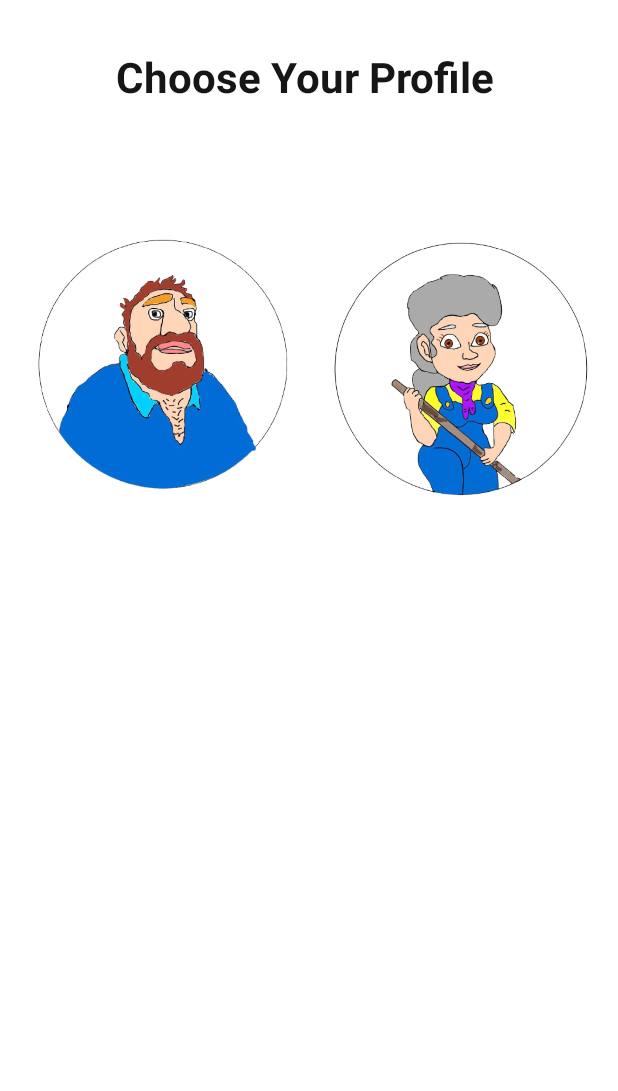
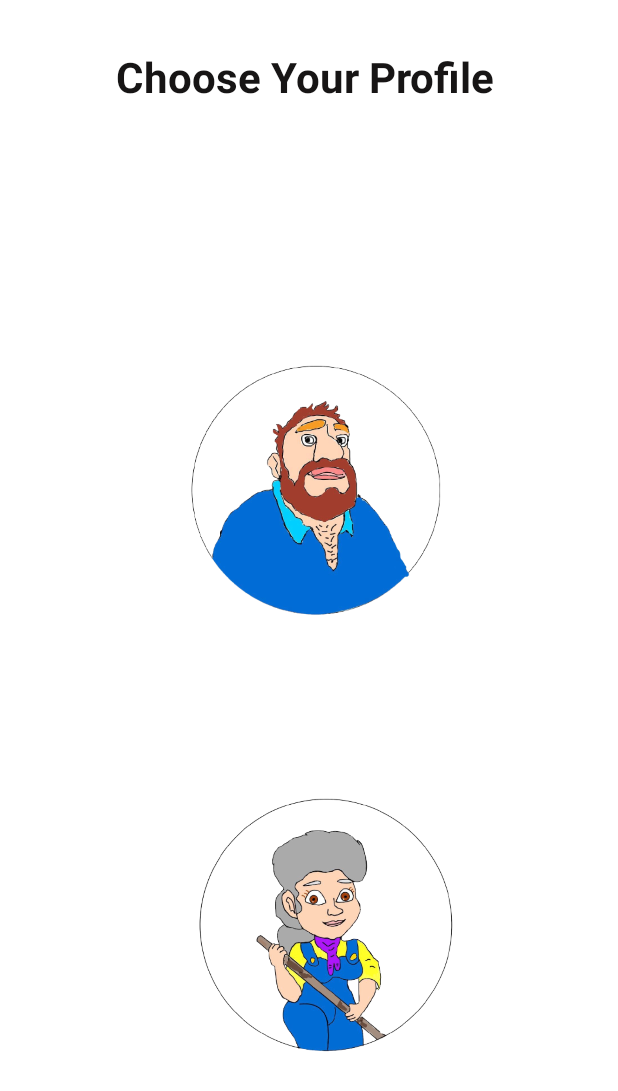
Before and after one commit to cshiwei330/Farmer-Focus, an Android app: the ImagesActivity screen opened directly, with no data from a screen before it, on a phone screen of 412 x 824 dp. Shown: the top 1091 px of the screen. Run offline under Robolectric (Android 15) with nearby library versions, the phone set to English and light mode, and no system bars.

Commit message:
updated pfp layout

```diff
--- a/app/src/main/res/layout/activity_images.xml
+++ b/app/src/main/res/layout/activity_images.xml
@@ -26,21 +26,27 @@
         android:id="@+id/Farmer"
         android:layout_width="208dp"
         android:layout_height="244dp"
-        android:layout_marginTop="28dp"
+        android:layout_marginStart="92dp"
+        android:layout_marginEnd="92dp"
+        app:layout_constraintBottom_toBottomOf="parent"
+        app:layout_constraintEnd_toEndOf="parent"
         app:layout_constraintStart_toStartOf="parent"
-        app:layout_constraintTop_toBottomOf="@+id/textView"
+        app:layout_constraintTop_toTopOf="parent"
+        app:layout_constraintVertical_bias="0.359"
         app:srcCompat="@drawable/farmer" />
 
     <ImageView
         android:id="@+id/Image4"
         android:layout_width="198dp"
         android:layout_height="212dp"
-        android:layout_marginStart="208dp"
-        android:layout_marginTop="136dp"
+        android:layout_marginStart="104dp"
+        android:layout_marginEnd="90dp"
+        app:layout_constraintBottom_toBottomOf="parent"
         app:layout_constraintEnd_toEndOf="parent"
         app:layout_constraintHorizontal_bias="1.0"
         app:layout_constraintStart_toStartOf="parent"
         app:layout_constraintTop_toTopOf="parent"
+        app:layout_constraintVertical_bias="0.828"
         app:srcCompat="@drawable/femalefarmer" />
 
 
```
